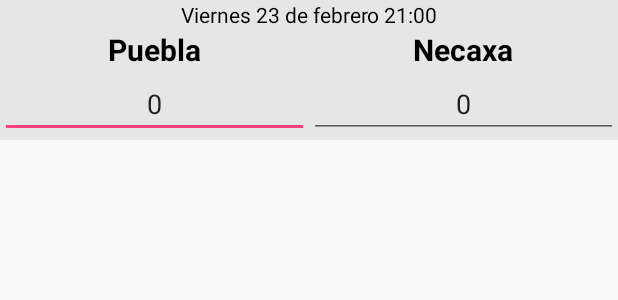
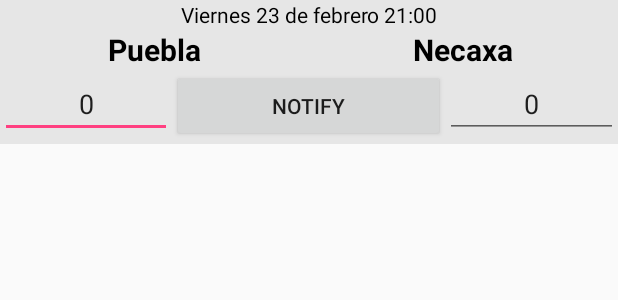
Before and after one commit to Juanca17/QuinelApp, an Android app: the layout fragment_game.xml on its own in the app's theme, with its tools: preview values and no code run, on a phone screen of 412 x 824 dp. Shown: the top 300 px of the screen. Run offline under Robolectric (Android 15) with nearby library versions, the phone set to English and light mode, and no system bars.

Commit message:
Notifiacion con detalle de juego

```diff
--- a/app/src/main/res/layout/fragment_game.xml
+++ b/app/src/main/res/layout/fragment_game.xml
@@ -89,6 +89,13 @@
                 android:textAlignment="center"
                 android:maxLength="1"/>
 
+            <Button
+                android:id="@+id/notify"
+                android:layout_width="wrap_content"
+                android:layout_height="wrap_content"
+                android:layout_weight="1"
+                android:text="Notify" />
+
             <EditText
                 android:id="@+id/eq2"
                 android:layout_width="wrap_content"
```
Also changed, not shown: app/src/main/java/moviles2018itesm/quinelapp/GameFragment.java (+22 -1 lines).
